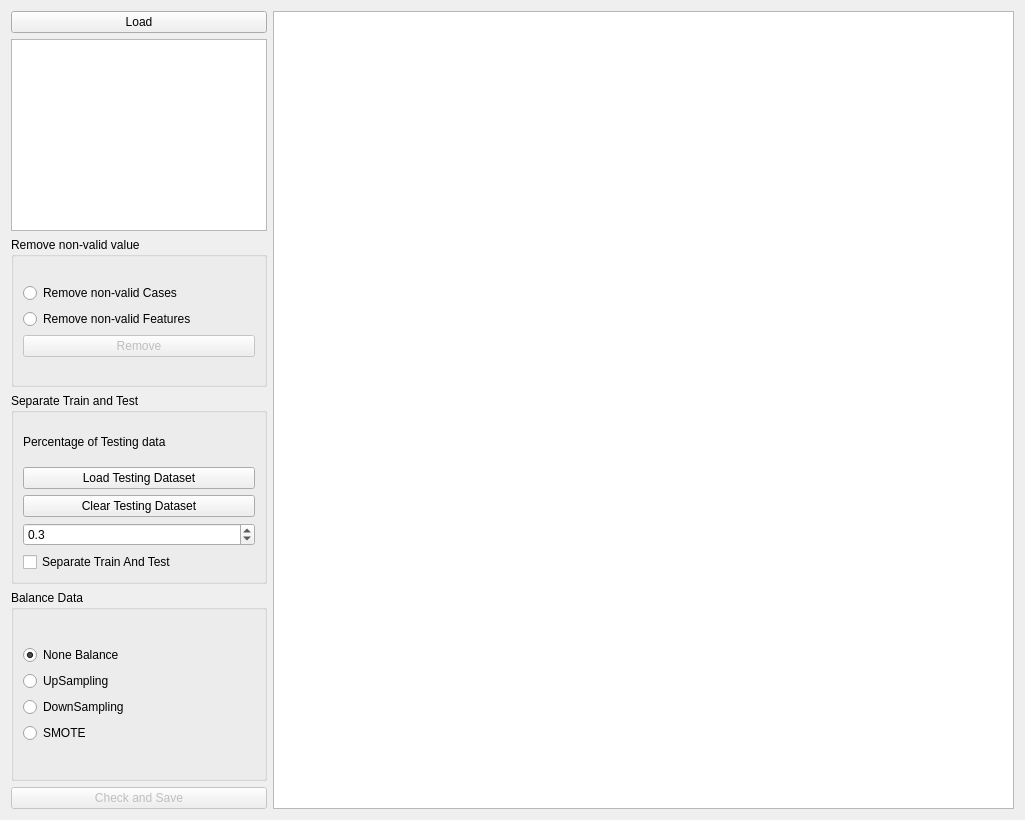
Before: the Qt Designer form GUI/Prepare.ui in salan668/FAE, drawn with Qt 5.
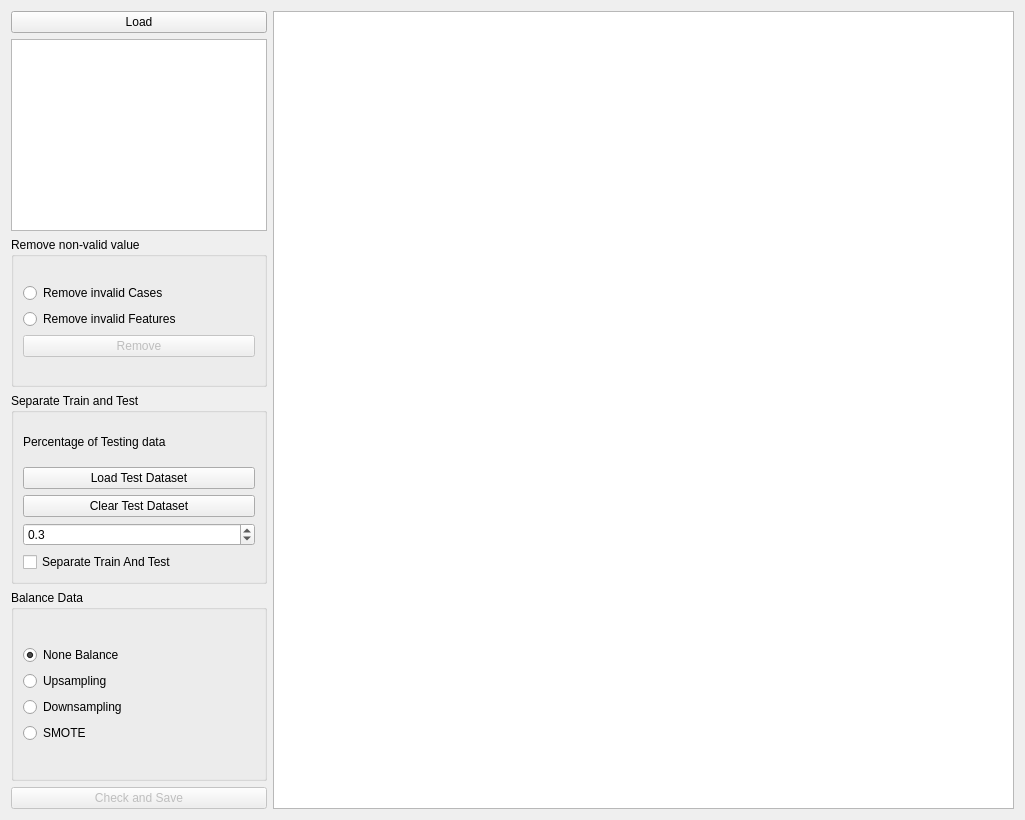
After: the same form once the commit is applied.

What changed in the file:
```diff
--- a/GUI/Prepare.ui
+++ b/GUI/Prepare.ui
@@ -85,14 +85,14 @@
             <item>
              <widget class="QRadioButton" name="radioRemoveNonvalidCases">
               <property name="text">
-               <string>Remove non-valid Cases</string>
+               <string>Remove invalid Cases</string>
               </property>
              </widget>
             </item>
             <item>
              <widget class="QRadioButton" name="radioRemoveNonvalidFeatures">
               <property name="text">
-               <string>Remove non-valid Features</string>
+               <string>Remove invalid Features</string>
               </property>
              </widget>
             </item>
@@ -129,14 +129,14 @@
             <item>
              <widget class="QPushButton" name="loadTestingReference">
               <property name="text">
-               <string>Load Testing Dataset</string>
+               <string>Load Test Dataset</string>
               </property>
              </widget>
             </item>
             <item>
              <widget class="QPushButton" name="clearTestingReference">
               <property name="text">
-               <string>Clear Testing Dataset</string>
+               <string>Clear Test Dataset</string>
               </property>
              </widget>
             </item>
@@ -192,14 +192,14 @@
             <item>
              <widget class="QRadioButton" name="radioUpSampling">
               <property name="text">
-               <string>UpSampling</string>
+               <string>Upsampling</string>
               </property>
              </widget>
             </item>
             <item>
              <widget class="QRadioButton" name="radioDownSampling">
               <property name="text">
-               <string>DownSampling</string>
+               <string>Downsampling</string>
               </property>
              </widget>
             </item>
```
